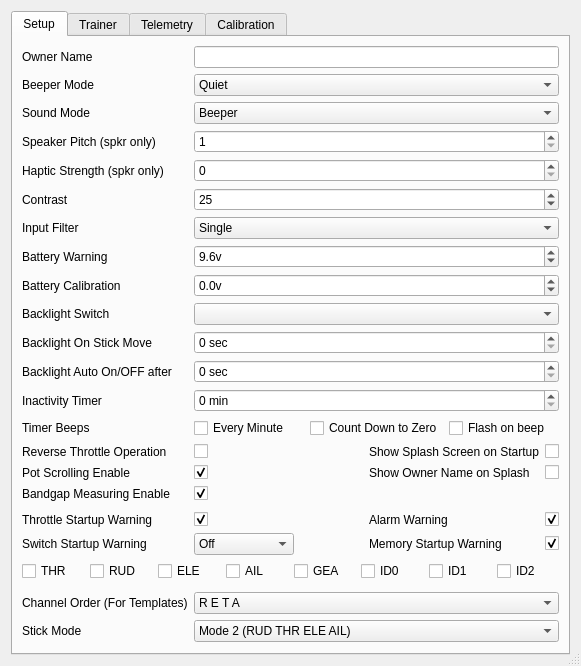
roberto1903/companion9x, file src/generaledit.ui: the form before one commit.
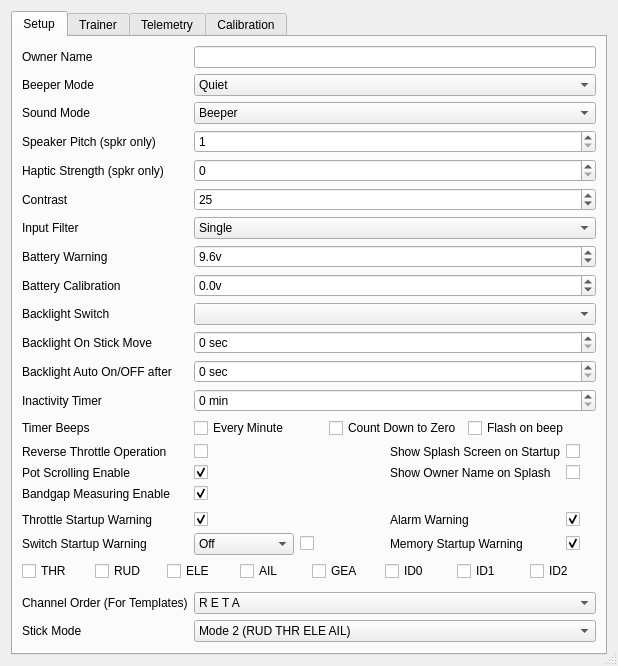
The form after the commit. Icons and pictures are not drawn.

Commit message: Added support for news er9x options (continued)

Diff of the .ui file:
```diff
--- a/src/generaledit.ui
+++ b/src/generaledit.ui
@@ -6,8 +6,8 @@
    <rect>
     <x>0</x>
     <y>0</y>
-    <width>581</width>
-    <height>634</height>
+    <width>574</width>
+    <height>636</height>
    </rect>
   </property>
   <property name="windowTitle">
@@ -51,7 +51,7 @@
          </property>
         </widget>
        </item>
-       <item row="0" column="1" colspan="3">
+       <item row="0" column="1" colspan="4">
         <widget class="QLineEdit" name="ownerNameLE">
          <property name="maxLength">
           <number>10</number>
@@ -65,7 +65,7 @@
          </property>
         </widget>
        </item>
-       <item row="1" column="1" colspan="3">
+       <item row="1" column="1" colspan="4">
         <widget class="QComboBox" name="beeperCB">
          <property name="toolTip">
           <string/>
@@ -116,7 +116,7 @@
          </property>
         </widget>
        </item>
-       <item row="2" column="1" colspan="3">
+       <item row="2" column="1" colspan="4">
         <widget class="QComboBox" name="soundModeCB">
          <item>
           <property name="text">
@@ -142,7 +142,7 @@
          </property>
         </widget>
        </item>
-       <item row="3" column="1" colspan="3">
+       <item row="3" column="1" colspan="4">
         <widget class="QSpinBox" name="speakerPitchSB">
          <property name="toolTip">
           <string/>
@@ -176,7 +176,7 @@
          </property>
         </widget>
        </item>
-       <item row="4" column="1" colspan="3">
+       <item row="4" column="1" colspan="4">
         <widget class="QSpinBox" name="hapticStrengthSB">
          <property name="maximum">
           <number>5</number>
@@ -193,7 +193,7 @@
          </property>
         </widget>
        </item>
-       <item row="5" column="1" colspan="3">
+       <item row="5" column="1" colspan="4">
         <widget class="QSpinBox" name="contrastSB">
          <property name="toolTip">
           <string/>
@@ -227,7 +227,7 @@
          </property>
         </widget>
        </item>
-       <item row="6" column="1" colspan="3">
+       <item row="6" column="1" colspan="4">
         <widget class="QComboBox" name="inputfilterCB">
          <item>
           <property name="text">
@@ -256,7 +256,7 @@
          </property>
         </widget>
        </item>
-       <item row="7" column="1" colspan="3">
+       <item row="7" column="1" colspan="4">
         <widget class="QDoubleSpinBox" name="battwarningDSB">
          <property name="toolTip">
           <string/>
@@ -300,7 +300,7 @@
          </property>
         </widget>
        </item>
-       <item row="8" column="1" colspan="3">
+       <item row="8" column="1" colspan="4">
         <widget class="QDoubleSpinBox" name="battcalibDSB">
          <property name="toolTip">
           <string/>
@@ -339,7 +339,7 @@
          </property>
         </widget>
        </item>
-       <item row="9" column="1" colspan="3">
+       <item row="9" column="1" colspan="4">
         <widget class="QComboBox" name="backlightswCB">
          <property name="toolTip">
           <string/>
@@ -357,6 +357,26 @@
          </property>
         </widget>
        </item>
+       <item row="10" column="0">
+        <widget class="QLabel" name="label_blOnStickMove">
+         <property name="text">
+          <string>Backlight On Stick Move</string>
+         </property>
+        </widget>
+       </item>
+       <item row="10" column="1" colspan="4">
+        <widget class="QSpinBox" name="blOnStickMoveSB">
+         <property name="suffix">
+          <string> sec</string>
+         </property>
+         <property name="maximum">
+          <number>600</number>
+         </property>
+         <property name="singleStep">
+          <number>5</number>
+         </property>
+        </widget>
+       </item>
        <item row="11" column="0">
         <widget class="QLabel" name="label_5">
          <property name="text">
@@ -364,7 +384,7 @@
          </property>
         </widget>
        </item>
-       <item row="11" column="1" colspan="3">
+       <item row="11" column="1" colspan="4">
         <widget class="QSpinBox" name="backlightautoSB">
          <property name="toolTip">
           <string/>
@@ -393,7 +413,7 @@
          </property>
         </widget>
        </item>
-       <item row="12" column="1" colspan="3">
+       <item row="12" column="1" colspan="4">
         <widget class="QSpinBox" name="inactimerSB">
          <property name="toolTip">
           <string/>
@@ -419,7 +439,7 @@
          </property>
         </widget>
        </item>
-       <item row="13" column="1" colspan="3">
+       <item row="13" column="1" colspan="4">
         <layout class="QHBoxLayout" name="horizontalLayout">
          <item>
           <widget class="QCheckBox" name="beepMinuteChkB">
@@ -481,14 +501,14 @@
          </property>
         </widget>
        </item>
-       <item row="14" column="2">
+       <item row="14" column="3">
         <widget class="QLabel" name="label_29">
          <property name="text">
           <string>Show Splash Screen on Startup</string>
          </property>
         </widget>
        </item>
-       <item row="14" column="3">
+       <item row="14" column="4">
         <widget class="QCheckBox" name="splashScreenChkB">
          <property name="maximumSize">
           <size>
@@ -537,14 +557,14 @@
          </property>
         </widget>
        </item>
-       <item row="15" column="2">
+       <item row="15" column="3">
         <widget class="QLabel" name="label_hideOwnerName">
          <property name="text">
           <string>Show Owner Name on Splash</string>
          </property>
         </widget>
        </item>
-       <item row="15" column="3">
+       <item row="15" column="4">
         <widget class="QCheckBox" name="hideNameOnSplashChkB">
          <property name="maximumSize">
           <size>
@@ -594,6 +614,55 @@
          </property>
         </widget>
        </item>
+       <item row="17" column="1" colspan="2">
+        <spacer name="horizontalSpacer">
+         <property name="orientation">
+          <enum>Qt::Horizontal</enum>
+         </property>
+         <property name="sizeHint" stdset="0">
+          <size>
+           <width>40</width>
+           <height>5</height>
+          </size>
+         </property>
+        </spacer>
+       </item>
+       <item row="18" column="3">
+        <widget class="QLabel" name="label_27">
+         <property name="text">
+          <string>Alarm Warning</string>
+         </property>
+        </widget>
+       </item>
+       <item row="18" column="4">
+        <widget class="QCheckBox" name="alarmwarnChkB">
+         <property name="maximumSize">
+          <size>
+           <width>30</width>
+           <height>16777215</height>
+          </size>
+         </property>
+         <property name="whatsThis">
+          <string>&lt;!DOCTYPE HTML PUBLIC &quot;-//W3C//DTD HTML 4.0//EN&quot; &quot;http://www.w3.org/TR/REC-html40/strict.dtd&quot;&gt;
+&lt;html&gt;&lt;head&gt;&lt;meta name=&quot;qrichtext&quot; content=&quot;1&quot; /&gt;&lt;style type=&quot;text/css&quot;&gt;
+p, li { white-space: pre-wrap; }
+&lt;/style&gt;&lt;/head&gt;&lt;body style=&quot; font-family:'MS Shell Dlg 2'; font-size:8.25pt; font-weight:400; font-style:normal;&quot;&gt;
+&lt;p style=&quot; margin-top:0px; margin-bottom:0px; margin-left:0px; margin-right:0px; -qt-block-indent:0; text-indent:0px;&quot;&gt;&lt;span style=&quot; text-decoration: underline;&quot;&gt;Warnings&lt;/span&gt;&lt;/p&gt;
+&lt;p style=&quot;-qt-paragraph-type:empty; margin-top:0px; margin-bottom:0px; margin-left:0px; margin-right:0px; -qt-block-indent:0; text-indent:0px;&quot;&gt;&lt;/p&gt;
+&lt;p style=&quot; margin-top:0px; margin-bottom:0px; margin-left:0px; margin-right:0px; -qt-block-indent:0; text-indent:0px;&quot;&gt;These will define startup warnings.&lt;/p&gt;
+&lt;p style=&quot; margin-top:0px; margin-bottom:0px; margin-left:0px; margin-right:0px; -qt-block-indent:0; text-indent:0px;&quot;&gt;Throttle warning - will alert if the throttle is not at idle during startup&lt;/p&gt;
+&lt;p style=&quot; margin-top:0px; margin-bottom:0px; margin-left:0px; margin-right:0px; -qt-block-indent:0; text-indent:0px;&quot;&gt;Switch warning - will alert if switches are not in their defaul position&lt;/p&gt;
+&lt;p style=&quot; margin-top:0px; margin-bottom:0px; margin-left:0px; margin-right:0px; -qt-block-indent:0; text-indent:0px;&quot;&gt;Memory warning - will alert if there's not a lot of memory left&lt;/p&gt;
+&lt;p style=&quot; margin-top:0px; margin-bottom:0px; margin-left:0px; margin-right:0px; -qt-block-indent:0; text-indent:0px;&quot;&gt;Silent mode warning - will alert you if the beeper is set to quiet (0)&lt;/p&gt;&lt;/body&gt;&lt;/html&gt;</string>
+         </property>
+         <property name="text">
+          <string/>
+         </property>
+         <property name="checked">
+          <bool>true</bool>
+         </property>
+        </widget>
+       </item>
        <item row="18" column="1">
         <widget class="QCheckBox" name="thrwarnChkB">
          <property name="whatsThis">
@@ -627,38 +696,85 @@
          </property>
         </widget>
        </item>
-       <item row="19" column="1">
-        <widget class="QComboBox" name="swtchWarnCB">
-         <property name="sizePolicy">
-          <sizepolicy hsizetype="Minimum" vsizetype="Fixed">
-           <horstretch>0</horstretch>
-           <verstretch>0</verstretch>
-          </sizepolicy>
+       <item row="19" column="1" colspan="2">
+        <layout class="QHBoxLayout" name="horizontalLayout_4">
+         <item>
+          <widget class="QComboBox" name="swtchWarnCB">
+           <property name="sizePolicy">
+            <sizepolicy hsizetype="Minimum" vsizetype="Fixed">
+             <horstretch>0</horstretch>
+             <verstretch>0</verstretch>
+            </sizepolicy>
+           </property>
+           <property name="maximumSize">
+            <size>
+             <width>100</width>
+             <height>16777215</height>
+            </size>
+           </property>
+           <item>
+            <property name="text">
+             <string>Off</string>
+            </property>
+           </item>
+           <item>
+            <property name="text">
+             <string>Switches Up</string>
+            </property>
+           </item>
+           <item>
+            <property name="text">
+             <string>Switches Down</string>
+            </property>
+           </item>
+          </widget>
+         </item>
+         <item>
+          <widget class="QCheckBox" name="swtchWarnChkB">
+           <property name="text">
+            <string/>
+           </property>
+          </widget>
+         </item>
+        </layout>
+       </item>
+       <item row="19" column="3">
+        <widget class="QLabel" name="label_11">
+         <property name="text">
+          <string>Memory Startup Warning</string>
          </property>
+        </widget>
+       </item>
+       <item row="19" column="4">
+        <widget class="QCheckBox" name="memwarnChkB">
          <property name="maximumSize">
           <size>
-           <width>100</width>
+           <width>30</width>
            <height>16777215</height>
           </size>
          </property>
-         <item>
-          <property name="text">
-           <string>Off</string>
-          </property>
-         </item>
-         <item>
-          <property name="text">
-           <string>Switches Up</string>
-          </property>
-         </item>
-         <item>
-          <property name="text">
-           <string>Switches Down</string>
-          </property>
-         </item>
+         <property name="whatsThis">
+          <string>&lt;!DOCTYPE HTML PUBLIC &quot;-//W3C//DTD HTML 4.0//EN&quot; &quot;http://www.w3.org/TR/REC-html40/strict.dtd&quot;&gt;
+&lt;html&gt;&lt;head&gt;&lt;meta name=&quot;qrichtext&quot; content=&quot;1&quot; /&gt;&lt;style type=&quot;text/css&quot;&gt;
+p, li { white-space: pre-wrap; }
+&lt;/style&gt;&lt;/head&gt;&lt;body style=&quot; font-family:'MS Shell Dlg 2'; font-size:8.25pt; font-weight:400; font-style:normal;&quot;&gt;
+&lt;p style=&quot; margin-top:0px; margin-bottom:0px; margin-left:0px; margin-right:0px; -qt-block-indent:0; text-indent:0px;&quot;&gt;&lt;span style=&quot; text-decoration: underline;&quot;&gt;Warnings&lt;/span&gt;&lt;/p&gt;
+&lt;p style=&quot;-qt-paragraph-type:empty; margin-top:0px; margin-bottom:0px; margin-left:0px; margin-right:0px; -qt-block-indent:0; text-indent:0px;&quot;&gt;&lt;/p&gt;
+&lt;p style=&quot; margin-top:0px; margin-bottom:0px; margin-left:0px; margin-right:0px; -qt-block-indent:0; text-indent:0px;&quot;&gt;These will define startup warnings.&lt;/p&gt;
+&lt;p style=&quot; margin-top:0px; margin-bottom:0px; margin-left:0px; margin-right:0px; -qt-block-indent:0; text-indent:0px;&quot;&gt;Throttle warning - will alert if the throttle is not at idle during startup&lt;/p&gt;
+&lt;p style=&quot; margin-top:0px; margin-bottom:0px; margin-left:0px; margin-right:0px; -qt-block-indent:0; text-indent:0px;&quot;&gt;Switch warning - will alert if switches are not in their defaul position&lt;/p&gt;
+&lt;p style=&quot; margin-top:0px; margin-bottom:0px; margin-left:0px; margin-right:0px; -qt-block-indent:0; text-indent:0px;&quot;&gt;Memory warning - will alert if there's not a lot of memory left&lt;/p&gt;
+&lt;p style=&quot; margin-top:0px; margin-bottom:0px; margin-left:0px; margin-right:0px; -qt-block-indent:0; text-indent:0px;&quot;&gt;Silent mode warning - will alert you if the beeper is set to quiet (0)&lt;/p&gt;&lt;/body&gt;&lt;/html&gt;</string>
+         </property>
+         <property name="text">
+          <string/>
+         </property>
+         <property name="checked">
+          <bool>true</bool>
+         </property>
         </widget>
        </item>
-       <item row="20" column="0" colspan="4">
+       <item row="20" column="0" colspan="5">
         <layout class="QHBoxLayout" name="switchMaskLayout">
          <item>
           <widget class="QCheckBox" name="swTHRChkB">
@@ -725,7 +841,20 @@
          </property>
         </widget>
        </item>
-       <item row="22" column="1" colspan="3">
+       <item row="21" column="1" colspan="2">
+        <spacer name="horizontalSpacer_2">
+         <property name="orientation">
+          <enum>Qt::Horizontal</enum>
+         </property>
+         <property name="sizeHint" stdset="0">
+          <size>
+           <width>40</width>
+           <height>5</height>
+          </size>
+         </property>
+        </spacer>
+       </item>
+       <item row="22" column="1" colspan="4">
         <widget class="QComboBox" name="channelorderCB">
          <property name="toolTip">
           <string/>
@@ -870,7 +999,7 @@
          </property>
         </widget>
        </item>
-       <item row="23" column="1" colspan="3">
+       <item row="23" column="1" colspan="4">
         <widget class="QComboBox" name="stickmodeCB">
          <property name="toolTip">
           <string/>
@@ -924,7 +1053,7 @@
          </item>
         </widget>
        </item>
-       <item row="24" column="1" colspan="3">
+       <item row="24" column="2" colspan="3">
         <spacer name="verticalSpacer_2">
          <property name="orientation">
           <enum>Qt::Vertical</enum>
@@ -937,124 +1066,6 @@
          </property>
         </spacer>
        </item>
-       <item row="10" column="0">
-        <widget class="QLabel" name="label_blOnStickMove">
-         <property name="text">
-          <string>Backlight On Stick Move</string>
-         </property>
-        </widget>
-       </item>
-       <item row="10" column="1" colspan="3">
-        <widget class="QSpinBox" name="blOnStickMoveSB">
-         <property name="suffix">
-          <string> sec</string>
-         </property>
-         <property name="maximum">
-          <number>600</number>
-         </property>
-         <property name="singleStep">
-          <number>5</number>
-         </property>
-        </widget>
-       </item>
-       <item row="19" column="2">
-        <widget class="QLabel" name="label_11">
-         <property name="text">
-          <string>Memory Startup Warning</string>
-         </property>
-        </widget>
-       </item>
-       <item row="19" column="3">
-        <widget class="QCheckBox" name="memwarnChkB">
-         <property name="maximumSize">
-          <size>
-           <width>30</width>
-           <height>16777215</height>
-          </size>
-         </property>
-         <property name="whatsThis">
-          <string>&lt;!DOCTYPE HTML PUBLIC &quot;-//W3C//DTD HTML 4.0//EN&quot; &quot;http://www.w3.org/TR/REC-html40/strict.dtd&quot;&gt;
-&lt;html&gt;&lt;head&gt;&lt;meta name=&quot;qrichtext&quot; content=&quot;1&quot; /&gt;&lt;style type=&quot;text/css&quot;&gt;
-p, li { white-space: pre-wrap; }
-&lt;/style&gt;&lt;/head&gt;&lt;body style=&quot; font-family:'MS Shell Dlg 2'; font-size:8.25pt; font-weight:400; font-style:normal;&quot;&gt;
-&lt;p style=&quot; margin-top:0px; margin-bottom:0px; margin-left:0px; margin-right:0px; -qt-block-indent:0; text-indent:0px;&quot;&gt;&lt;span style=&quot; text-decoration: underline;&quot;&gt;Warnings&lt;/span&gt;&lt;/p&gt;
-&lt;p style=&quot;-qt-paragraph-type:empty; margin-top:0px; margin-bottom:0px; margin-left:0px; margin-right:0px; -qt-block-indent:0; text-indent:0px;&quot;&gt;&lt;/p&gt;
-&lt;p style=&quot; margin-top:0px; margin-bottom:0px; margin-left:0px; margin-right:0px; -qt-block-indent:0; text-indent:0px;&quot;&gt;These will define startup warnings.&lt;/p&gt;
-&lt;p style=&quot; margin-top:0px; margin-bottom:0px; margin-left:0px; margin-right:0px; -qt-block-indent:0; text-indent:0px;&quot;&gt;Throttle warning - will alert if the throttle is not at idle during startup&lt;/p&gt;
-&lt;p style=&quot; margin-top:0px; margin-bottom:0px; margin-left:0px; margin-right:0px; -qt-block-indent:0; text-indent:0px;&quot;&gt;Switch warning - will alert if switches are not in their defaul position&lt;/p&gt;
-&lt;p style=&quot; margin-top:0px; margin-bottom:0px; margin-left:0px; margin-right:0px; -qt-block-indent:0; text-indent:0px;&quot;&gt;Memory warning - will alert if there's not a lot of memory left&lt;/p&gt;
-&lt;p style=&quot; margin-top:0px; margin-bottom:0px; margin-left:0px; margin-right:0px; -qt-block-indent:0; text-indent:0px;&quot;&gt;Silent mode warning - will alert you if the beeper is set to quiet (0)&lt;/p&gt;&lt;/body&gt;&lt;/html&gt;</string>
-         </property>
-         <property name="text">
-          <string/>
-         </property>
-         <property name="checked">
-          <bool>true</bool>
-         </property>
-        </widget>
-       </item>
-       <item row="18" column="2">
-        <widget class="QLabel" name="label_27">
-         <property name="text">
-          <string>Alarm Warning</string>
-         </property>
-        </widget>
-       </item>
-       <item row="18" column="3">
-        <widget class="QCheckBox" name="alarmwarnChkB">
-         <property name="maximumSize">
-          <size>
-           <width>30</width>
-           <height>16777215</height>
-          </size>
-         </property>
-         <property name="whatsThis">
-          <string>&lt;!DOCTYPE HTML PUBLIC &quot;-//W3C//DTD HTML 4.0//EN&quot; &quot;http://www.w3.org/TR/REC-html40/strict.dtd&quot;&gt;
-&lt;html&gt;&lt;head&gt;&lt;meta name=&quot;qrichtext&quot; content=&quot;1&quot; /&gt;&lt;style type=&quot;text/css&quot;&gt;
-p, li { white-space: pre-wrap; }
-&lt;/style&gt;&lt;/head&gt;&lt;body style=&quot; font-family:'MS Shell Dlg 2'; font-size:8.25pt; font-weight:400; font-style:normal;&quot;&gt;
-&lt;p style=&quot; margin-top:0px; margin-bottom:0px; margin-left:0px; margin-right:0px; -qt-block-indent:0; text-indent:0px;&quot;&gt;&lt;span style=&quot; text-decoration: underline;&quot;&gt;Warnings&lt;/span&gt;&lt;/p&gt;
-&lt;p style=&quot;-qt-paragraph-type:empty; margin-top:0px; margin-bottom:0px; margin-left:0px; margin-right:0px; -qt-block-indent:0; text-indent:0px;&quot;&gt;&lt;/p&gt;
-&lt;p style=&quot; margin-top:0px; margin-bottom:0px; margin-left:0px; margin-right:0px; -qt-block-indent:0; text-indent:0px;&quot;&gt;These will define startup warnings.&lt;/p&gt;
-&lt;p style=&quot; margin-top:0px; margin-bottom:0px; margin-left:0px; margin-right:0px; -qt-block-indent:0; text-indent:0px;&quot;&gt;Throttle warning - will alert if the throttle is not at idle during startup&lt;/p&gt;
-&lt;p style=&quot; margin-top:0px; margin-bottom:0px; margin-left:0px; margin-right:0px; -qt-block-indent:0; text-indent:0px;&quot;&gt;Switch warning - will alert if switches are not in their defaul position&lt;/p&gt;
-&lt;p style=&quot; margin-top:0px; margin-bottom:0px; margin-left:0px; margin-right:0px; -qt-block-indent:0; text-indent:0px;&quot;&gt;Memory warning - will alert if there's not a lot of memory left&lt;/p&gt;
-&lt;p style=&quot; margin-top:0px; margin-bottom:0px; margin-left:0px; margin-right:0px; -qt-block-indent:0; text-indent:0px;&quot;&gt;Silent mode warning - will alert you if the beeper is set to quiet (0)&lt;/p&gt;&lt;/body&gt;&lt;/html&gt;</string>
-         </property>
-         <property name="text">
-          <string/>
-         </property>
-         <property name="checked">
-          <bool>true</bool>
-         </property>
-        </widget>
-       </item>
-       <item row="17" column="1">
-        <spacer name="horizontalSpacer">
-         <property name="orientation">
-          <enum>Qt::Horizontal</enum>
-         </property>
-         <property name="sizeHint" stdset="0">
-          <size>
-           <width>40</width>
-           <height>5</height>
-          </size>
-         </property>
-        </spacer>
-       </item>
-       <item row="21" column="1">
-        <spacer name="horizontalSpacer_2">
-         <property name="orientation">
-          <enum>Qt::Horizontal</enum>
-         </property>
-         <property name="sizeHint" stdset="0">
-          <size>
-           <width>40</width>
-           <height>5</height>
-          </size>
-         </property>
-        </spacer>
-       </item>
       </layout>
      </widget>
      <widget class="QWidget" name="tabTrainer">
```
The commit also changes 2 other files.
